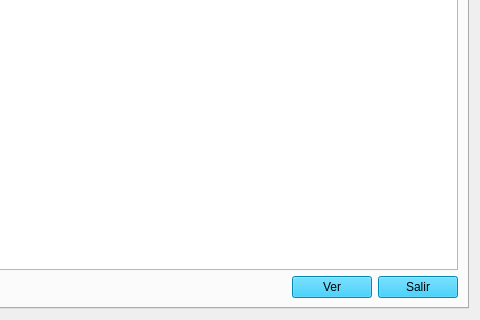
The window that materias_primas/view/materias_primas3.ui (jolumon/proyecto_24_25) describes before a commit, drawn with Qt 5; both pictures show x 537 to 1017 and y 414 to 734 of the 1017 by 734 pixel window.
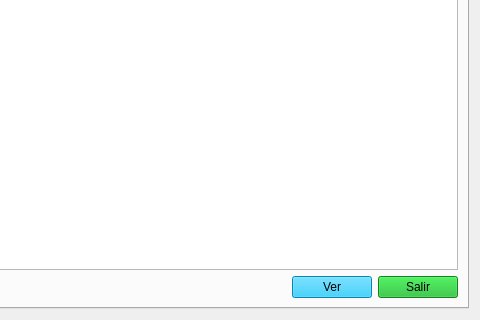
The same window after the commit.

Commit message: Corregir colores de botones

Patch:
```diff
--- a/materias_primas/view/materias_primas3.ui
+++ b/materias_primas/view/materias_primas3.ui
@@ -89,6 +89,9 @@
          </item>
          <item>
           <widget class="QPushButton" name="btn_cerrar_listado_mp">
+           <property name="styleSheet">
+            <string notr="true">background-color: rgb(22, 183, 40);</string>
+           </property>
            <property name="text">
             <string>Salir</string>
            </property>
```
The commit also changes 1 other file.
